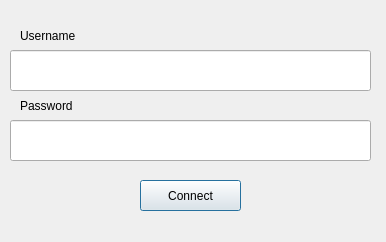
Qt form login_dialog.ui (chairemobilite/transition_qgis) before a commit.
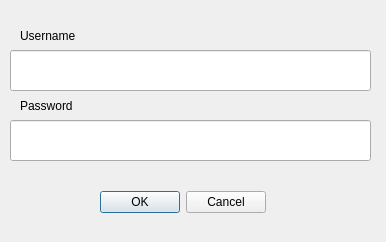
The same form after that commit. Custom widgets are drawn as their Qt base class.

```diff
--- a/login_dialog.ui
+++ b/login_dialog.ui
@@ -13,19 +13,6 @@
   <property name="windowTitle">
    <string>Dialog</string>
   </property>
-  <widget class="QPushButton" name="connectButton">
-   <property name="geometry">
-    <rect>
-     <x>140</x>
-     <y>180</y>
-     <width>101</width>
-     <height>31</height>
-    </rect>
-   </property>
-   <property name="text">
-    <string>Connect</string>
-   </property>
-  </widget>
   <widget class="QLabel" name="passwordLabel">
    <property name="geometry">
     <rect>
@@ -81,6 +68,22 @@
     <bool>false</bool>
    </property>
   </widget>
+  <widget class="QDialogButtonBox" name="buttonBox">
+   <property name="geometry">
+    <rect>
+     <x>100</x>
+     <y>190</y>
+     <width>166</width>
+     <height>25</height>
+    </rect>
+   </property>
+   <property name="standardButtons">
+    <set>QDialogButtonBox::Cancel|QDialogButtonBox::Ok</set>
+   </property>
+   <property name="centerButtons">
+    <bool>false</bool>
+   </property>
+  </widget>
  </widget>
  <customwidgets>
   <customwidget>
```
